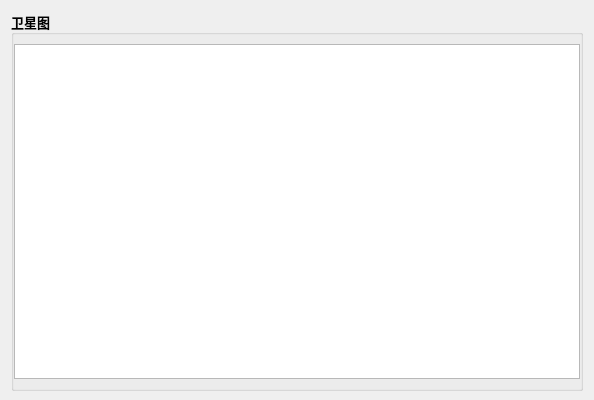
The window that UdpData_Ui.ui (zzw168/MainCtl) describes before a commit, drawn with Qt 5.
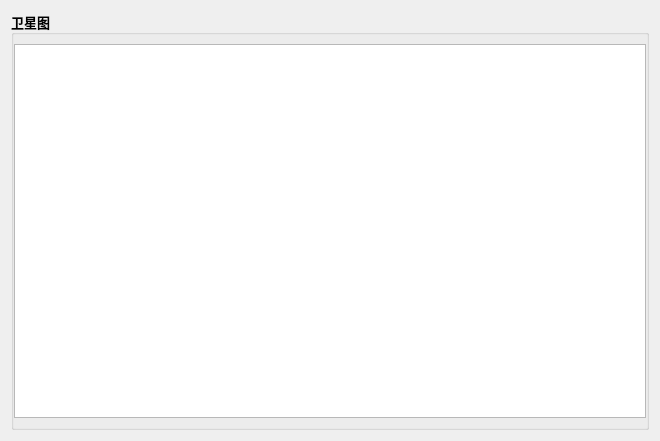
The same window after the commit.

The edit to the form file:
```diff
--- a/UdpData_Ui.ui
+++ b/UdpData_Ui.ui
@@ -6,8 +6,8 @@
    <rect>
     <x>0</x>
     <y>0</y>
-    <width>594</width>
-    <height>400</height>
+    <width>660</width>
+    <height>441</height>
    </rect>
   </property>
   <property name="minimumSize">
```
